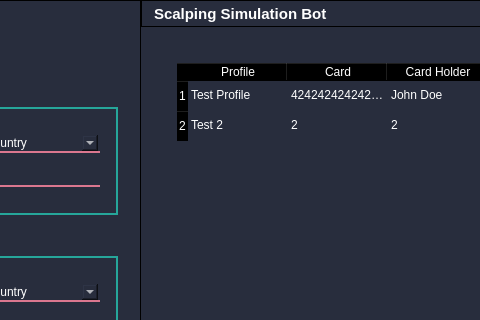
First picture: the form in GUI/interface7.ui, repository henry-minh/COMP4905-Honours-Henry, before the edit; both pictures show x 424 to 904 and y 0 to 320 of the 1321 by 635 pixel window.
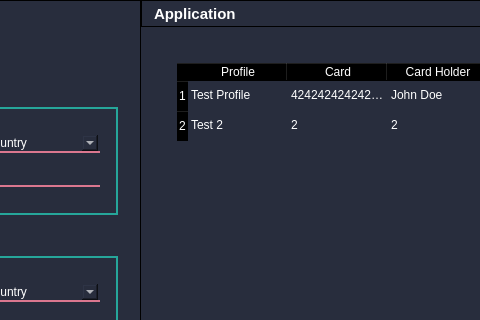
Second picture: the form after the edit. Icons and pictures are not drawn.

Commit message: GUI Proxy Page Functions WIP

The edit to the form file:
```diff
--- a/GUI/interface7.ui
+++ b/GUI/interface7.ui
@@ -1337,7 +1337,7 @@
                 </font>
                </property>
                <property name="text">
-                <string>Scalping Simulation Bot</string>
+                <string>Application</string>
                </property>
               </widget>
              </item>
```
Left out of the diff: 2 changed lines with no effect on the pictures. The commit also changes 7 other files.
